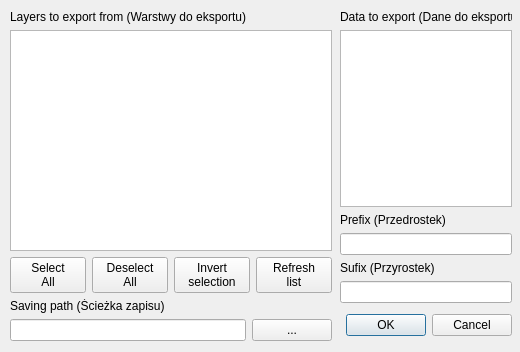
First picture: the form in style_exporter/style_exporter_dialog_base.ui, repository Rzezimioszek/QGIS-style-exporter, before the edit.
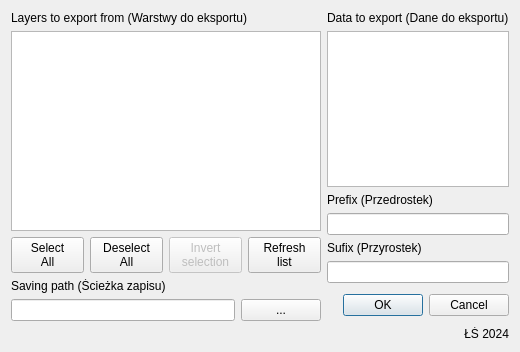
Second picture: the form after the edit.

```diff
--- a/style_exporter/style_exporter_dialog_base.ui
+++ b/style_exporter/style_exporter_dialog_base.ui
@@ -25,77 +25,13 @@
   <property name="windowTitle">
    <string>Style Exporter</string>
   </property>
-  <widget class="QWidget" name="verticalLayoutWidget">
-   <property name="geometry">
-    <rect>
-     <x>340</x>
-     <y>10</y>
-     <width>172</width>
-     <height>331</height>
-    </rect>
-   </property>
-   <layout class="QVBoxLayout" name="verticalLayout">
+  <layout class="QVBoxLayout" name="verticalLayout_3">
     <item>
-     <widget class="QLabel" name="label_2">
-      <property name="text">
-       <string>Data to export (Dane do eksportu)</string>
-      </property>
-     </widget>
-    </item>
+    <layout class="QHBoxLayout" name="horizontalLayout_4">
+     <property name="rightMargin">
+      <number>0</number>
+     </property>
     <item>
-     <widget class="QListWidget" name="listWidget_2">
-      <property name="selectionMode">
-       <enum>QAbstractItemView::MultiSelection</enum>
-      </property>
-     </widget>
-    </item>
-    <item>
-     <widget class="QLabel" name="label_4">
-      <property name="text">
-       <string>Prefix (Przedrostek)</string>
-      </property>
-     </widget>
-    </item>
-    <item>
-     <widget class="QLineEdit" name="lineEdit_2"/>
-    </item>
-    <item>
-     <widget class="QLabel" name="label_5">
-      <property name="text">
-       <string>Sufix (Przyrostek)</string>
-      </property>
-     </widget>
-    </item>
-    <item>
-     <widget class="QLineEdit" name="lineEdit_3"/>
-    </item>
-    <item>
-     <widget class="QDialogButtonBox" name="button_box">
-      <property name="minimumSize">
-       <size>
-        <width>161</width>
-        <height>32</height>
-       </size>
-      </property>
-      <property name="orientation">
-       <enum>Qt::Horizontal</enum>
-      </property>
-      <property name="standardButtons">
-       <set>QDialogButtonBox::Cancel|QDialogButtonBox::Ok</set>
-      </property>
-     </widget>
-    </item>
-   </layout>
-  </widget>
-  <widget class="QWidget" name="verticalLayoutWidget_2">
-   <property name="geometry">
-    <rect>
-     <x>10</x>
-     <y>10</y>
-     <width>322</width>
-     <height>331</height>
-    </rect>
-   </property>
    <layout class="QVBoxLayout" name="verticalLayout_2">
     <item>
      <widget class="QLabel" name="label_3">
@@ -155,6 +91,9 @@
       </item>
       <item>
        <widget class="QPushButton" name="pushButton_4">
+           <property name="enabled">
+            <bool>false</bool>
+           </property>
         <property name="sizePolicy">
          <sizepolicy hsizetype="Minimum" vsizetype="Minimum">
           <horstretch>0</horstretch>
@@ -217,7 +156,74 @@
      </layout>
     </item>
    </layout>
-  </widget>
+     </item>
+     <item>
+      <layout class="QVBoxLayout" name="verticalLayout">
+       <item>
+        <widget class="QLabel" name="label_2">
+         <property name="text">
+          <string>Data to export (Dane do eksportu)</string>
+         </property>
+        </widget>
+       </item>
+       <item>
+        <widget class="QListWidget" name="listWidget_2">
+         <property name="selectionMode">
+          <enum>QAbstractItemView::MultiSelection</enum>
+         </property>
+        </widget>
+       </item>
+       <item>
+        <widget class="QLabel" name="label_4">
+         <property name="text">
+          <string>Prefix (Przedrostek)</string>
+         </property>
+        </widget>
+       </item>
+       <item>
+        <widget class="QLineEdit" name="lineEdit_2"/>
+       </item>
+       <item>
+        <widget class="QLabel" name="label_5">
+         <property name="text">
+          <string>Sufix (Przyrostek)</string>
+         </property>
+        </widget>
+       </item>
+       <item>
+        <widget class="QLineEdit" name="lineEdit_3"/>
+       </item>
+       <item>
+        <widget class="QDialogButtonBox" name="button_box">
+         <property name="minimumSize">
+          <size>
+           <width>161</width>
+           <height>32</height>
+          </size>
+         </property>
+         <property name="orientation">
+          <enum>Qt::Horizontal</enum>
+         </property>
+         <property name="standardButtons">
+          <set>QDialogButtonBox::Cancel|QDialogButtonBox::Ok</set>
+         </property>
+        </widget>
+       </item>
+      </layout>
+     </item>
+    </layout>
+   </item>
+   <item>
+    <widget class="QLabel" name="label_6">
+     <property name="text">
+      <string>ŁŚ 2024</string>
+     </property>
+     <property name="alignment">
+      <set>Qt::AlignRight|Qt::AlignTrailing|Qt::AlignVCenter</set>
+     </property>
+    </widget>
+   </item>
+  </layout>
  </widget>
  <resources/>
  <connections>
```
Lines whose indentation alone changed are shown as unchanged.
